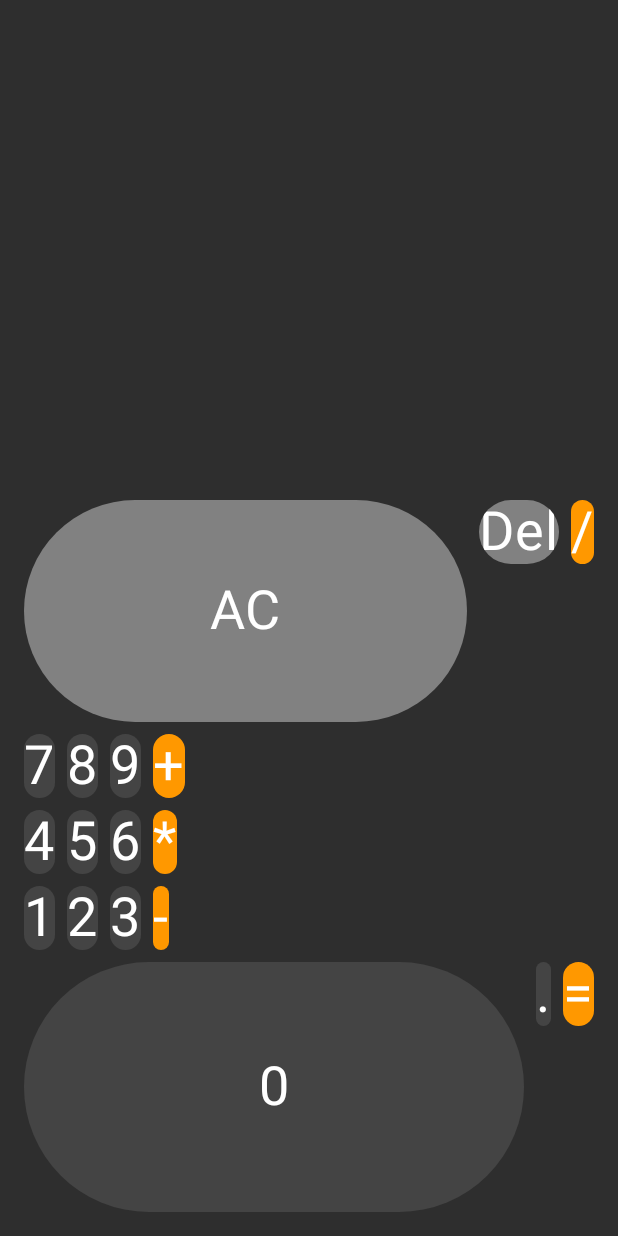
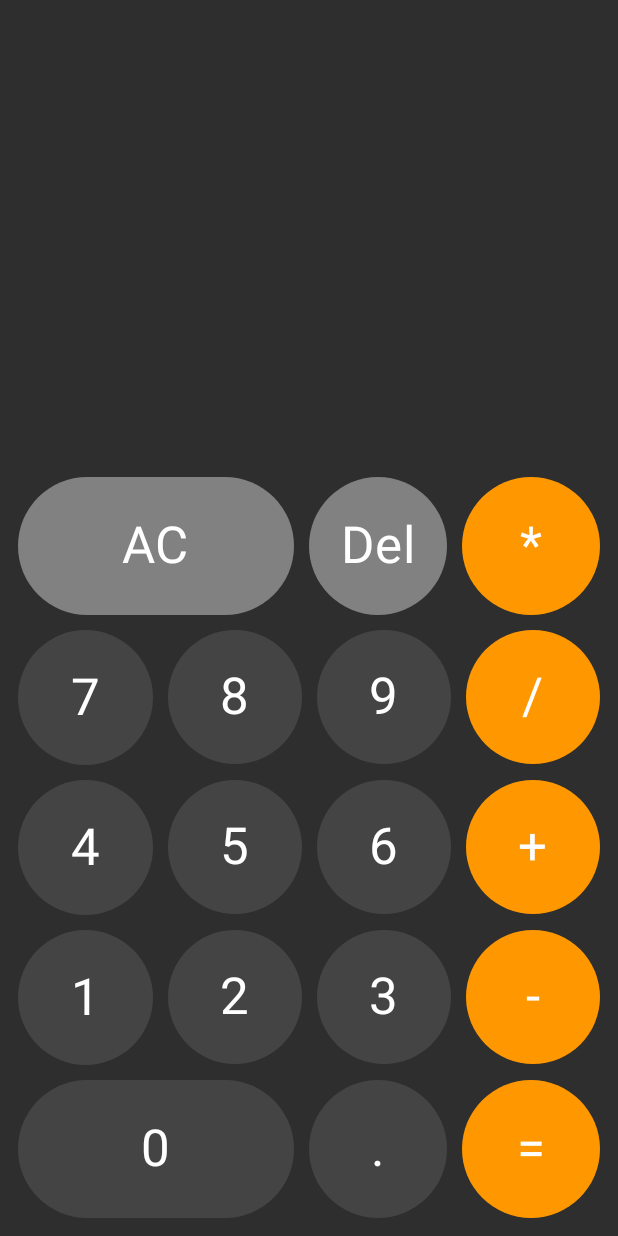
Before and after one commit to Homo-Samiens/Calculator, an Android app built with Jetpack Compose: the screen it shows after launch (MainActivity), on a phone screen of 412 x 824 dp. Run offline under Robolectric (Android 15) with nearby library versions, the phone set to English and light mode, and no system bars.

Commit message:
Ui Corrected, Button Spacing Added!

```diff
--- a/app/src/main/java/com/example/calculator/Calculator.kt
+++ b/app/src/main/java/com/example/calculator/Calculator.kt
@@ -4,10 +4,14 @@ import androidx.compose.foundation.background
 import androidx.compose.foundation.layout.Arrangement
 import androidx.compose.foundation.layout.Box
 import androidx.compose.foundation.layout.Column
+import androidx.compose.foundation.layout.IntrinsicSize
 import androidx.compose.foundation.layout.Row
+import androidx.compose.foundation.layout.Spacer
 import androidx.compose.foundation.layout.aspectRatio
+import androidx.compose.foundation.layout.fillMaxSize
 import androidx.compose.foundation.layout.fillMaxWidth
 import androidx.compose.foundation.layout.padding
+import androidx.compose.foundation.layout.width
 import androidx.compose.material3.Text
 import androidx.compose.runtime.Composable
 import androidx.compose.ui.Alignment
@@ -25,7 +29,7 @@ import com.example.calculator.ui.theme.Orange
 fun Calculator(
     state: CalculatorState,
     modifier: Modifier = Modifier,
-    buttonSpacing: Dp = 8.dp,
+    buttonSpacing: Dp = 12.dp,
     onAction: (CalculatorAction) -> Unit //onAction is the Parameter which receives a callback function. Unit is the return type.
 ) {
     Box(modifier = modifier) {
@@ -33,7 +37,7 @@ fun Calculator(
         Column(
             modifier = Modifier
                 .fillMaxWidth()
-                .align(Alignment.BottomEnd),
+                .align(Alignment.BottomCenter),
             verticalArrangement = Arrangement.spacedBy(buttonSpacing)
         ) {
             Text(
@@ -41,11 +45,11 @@ fun Calculator(
                 textAlign = TextAlign.End,
                 modifier = Modifier
                     .fillMaxWidth()
-                    .padding(vertical = 32.dp),
+                    .padding(vertical = 80.dp),
                 fontWeight = FontWeight.Light,
-                fontSize = 80.sp,
+                fontSize = 60.sp,
                 color = Color.White,
-                maxLines = 2
+                maxLines = 4
             )
 
             Row(
@@ -67,20 +71,71 @@ fun Calculator(
                 CalculatorButton(
                     symbol = "Del",
                     modifier = Modifier
-                        .background(LightGray),
-//                        .aspectRatio(2f)
-//                        .weight(2f),
+                        .background(LightGray)
+                        .aspectRatio(1f)
+                        .weight(1f),
                     onClick = {
                         onAction(CalculatorAction.Delete)
                     }
                 )
 
                 CalculatorButton(
+                    symbol = "*",
+                    modifier = Modifier
+                        .background(Orange)
+                        .aspectRatio(1f)
+                        .weight(1f),
+                    onClick = {
+                        onAction(CalculatorAction.Operation(CalculatorOperation.Multiply))
+                    }
+                )
+
+            }
+
+            Row(
+                modifier = Modifier.fillMaxWidth(),
+                horizontalArrangement = Arrangement.spacedBy(buttonSpacing)
+            ) {
+
+                CalculatorButton(
+                    symbol = "7",
+                    modifier = Modifier
+                        .background(Color.DarkGray)
+                        .aspectRatio(1f)
+                        .weight(2f),
+                    onClick = {
+                        onAction(CalculatorAction.Number(7))
+                    }
+                )
+
+                CalculatorButton(
+                    symbol = "8",
+                    modifier = Modifier
+                        .background(Color.DarkGray)
+                        .aspectRatio(1f)
+                        .weight(2f),
+                    onClick = {
+                        onAction(CalculatorAction.Number(8))
+                    }
+                )
+
+                CalculatorButton(
+                    symbol = "9",
+                    modifier = Modifier
+                        .background(Color.DarkGray)
+                        .aspectRatio(1f)
+                        .weight(2f),
+                    onClick = {
+                        onAction(CalculatorAction.Number(9))
+                    }
+                )
+
+                CalculatorButton(
                     symbol = "/",
                     modifier = Modifier
-                        .background(Orange),
-//                        .aspectRatio(2f)
-//                        .weight(2f),
+                        .background(Orange)
+                        .aspectRatio(1f)
+                        .weight(2f),
                     onClick = {
                         onAction(CalculatorAction.Operation(CalculatorOperation.Divide))
                     }
@@ -94,44 +149,44 @@ fun Calculator(
             ) {
 
                 CalculatorButton(
-                    symbol = "7",
+                    symbol = "4",
                     modifier = Modifier
-                        .background(Color.DarkGray),
-//                        .aspectRatio(2f)
-//                        .weight(2f),
+                        .background(Color.DarkGray)
+                        .aspectRatio(1f)
+                        .weight(2f),
                     onClick = {
-                        onAction(CalculatorAction.Number(7))
+                        onAction(CalculatorAction.Number(4))
                     }
                 )
 
                 CalculatorButton(
-                    symbol = "8",
+                    symbol = "5",
                     modifier = Modifier
-                        .background(Color.DarkGray),
-//                        .aspectRatio(2f)
-//                        .weight(2f),
+                        .background(Color.DarkGray)
+                        .aspectRatio(1f)
+                        .weight(2f),
+                    onClick = {
+                        onAction(CalculatorAction.Number(5))
+                    }
+                )
+
+                CalculatorButton(
+                    symbol = "6",
+                    modifier = Modifier
+                        .background(Color.DarkGray)
+                        .aspectRatio(1f)
+                        .weight(2f),
                     onClick = {
                         onAction(CalculatorAction.Number(6))
                     }
                 )
 
                 CalculatorButton(
-                    symbol = "9",
-                    modifier = Modifier
-                        .background(Color.DarkGray),
-//                        .aspectRatio(2f)
-//                        .weight(2f),
-                    onClick = {
-                        onAction(CalculatorAction.Number(5))
-                    }
-                )
-
-                CalculatorButton(
                     symbol = "+",
                     modifier = Modifier
-                        .background(Orange),
-//                        .aspectRatio(2f)
-//                        .weight(2f),
+                        .background(Orange)
+                        .aspectRatio(1f)
+                        .weight(2f),
                     onClick = {
                         onAction(CalculatorAction.Operation(CalculatorOperation.Add))
                     }
@@ -145,62 +200,11 @@ fun Calculator(
             ) {
 
                 CalculatorButton(
-                    symbol = "4",
-                    modifier = Modifier
-                        .background(Color.DarkGray),
-//                        .aspectRatio(2f)
-//                        .weight(2f),
-                    onClick = {
-                        onAction(CalculatorAction.Number(4))
-                    }
-                )
-
-                CalculatorButton(
-                    symbol = "5",
-                    modifier = Modifier
-                        .background(Color.DarkGray),
-//                        .aspectRatio(2f)
-//                        .weight(2f),
-                    onClick = {
-                        onAction(CalculatorAction.Number(5))
-                    }
-                )
-
-                CalculatorButton(
-                    symbol = "6",
-                    modifier = Modifier
-                        .background(Color.DarkGray),
-//                        .aspectRatio(2f)
-//                        .weight(2f),
-                    onClick = {
-                        onAction(CalculatorAction.Number(6))
-                    }
-                )
-
-                CalculatorButton(
-                    symbol = "*",
-                    modifier = Modifier
-                        .background(Orange),
-//                        .aspectRatio(2f)
-//                        .weight(2f),
-                    onClick = {
-                        onAction(CalculatorAction.Operation(CalculatorOperation.Multiply))
-                    }
-                )
-
-            }
-
-            Row(
-                modifier = Modifier.fillMaxWidth(),
-                horizontalArrangement = Arrangement.spacedBy(buttonSpacing)
-            ) {
-
-                CalculatorButton(
                     symbol = "1",
                     modifier = Modifier
-                        .background(Color.DarkGray),
-//                        .aspectRatio(2f)
-//                        .weight(2f),
+                        .background(Color.DarkGray)
+                        .aspectRatio(1f)
+                        .weight(2f),
                     onClick = {
                         onAction(CalculatorAction.Number(1))
                     }
@@ -209,9 +213,9 @@ fun Calculator(
                 CalculatorButton(
                     symbol = "2",
                     modifier = Modifier
-                        .background(Color.DarkGray),
-//                        .aspectRatio(2f)
-//                        .weight(2f),
+                        .background(Color.DarkGray)
+                        .aspectRatio(1f)
+                        .weight(2f),
                     onClick = {
                         onAction(CalculatorAction.Number(2))
                     }
@@ -220,9 +224,9 @@ fun Calculator(
                 CalculatorButton(
                     symbol = "3",
                     modifier = Modifier
-                        .background(Color.DarkGray),
-//                        .aspectRatio(2f)
-//                        .weight(2f),
+                        .background(Color.DarkGray)
+                        .aspectRatio(1f)
+                        .weight(2f),
                     onClick = {
                         onAction(CalculatorAction.Number(3))
                     }
@@ -231,9 +235,9 @@ fun Calculator(
                 CalculatorButton(
                     symbol = "-",
                     modifier = Modifier
-                        .background(Orange),
-//                        .aspectRatio(2f)
-//                        .weight(2f),
+                        .background(Orange)
+                        .aspectRatio(1f)
+                        .weight(2f),
                     onClick = {
                         onAction(CalculatorAction.Operation(CalculatorOperation.Subtract))
                     }
@@ -260,9 +264,9 @@ fun Calculator(
                 CalculatorButton(
                     symbol = ".",
                     modifier = Modifier
-                        .background(Color.DarkGray),
-//                        .aspectRatio(2f)
-//                        .weight(2f),
+                        .background(Color.DarkGray)
+                        .aspectRatio(1f)
+                        .weight(1f),
                     onClick = {
                         onAction(CalculatorAction.Decimal)
                     }
@@ -271,9 +275,9 @@ fun Calculator(
                 CalculatorButton(
                     symbol = "=",
                     modifier = Modifier
-                        .background(Orange),
-//                        .aspectRatio(2f)
-//                        .weight(2f),
+                        .background(Orange)
+                        .aspectRatio(1f)
+                        .weight(1f),
                     onClick = {
                         onAction(CalculatorAction.Calculate)
                     }
--- a/app/src/main/java/com/example/calculator/CalculatorButton.kt
+++ b/app/src/main/java/com/example/calculator/CalculatorButton.kt
@@ -3,6 +3,7 @@ package com.example.calculator // Why did we make a separate kotlin file for But
 import androidx.compose.foundation.clickable
 import androidx.compose.foundation.layout.Box
 import androidx.compose.foundation.shape.CircleShape
+import androidx.compose.foundation.shape.RoundedCornerShape
 import androidx.compose.material3.Text
 import androidx.compose.runtime.Composable
 import androidx.compose.ui.Alignment
@@ -26,7 +27,7 @@ fun CalculatorButton(
     ) {
         Text(
             text = symbol,
-            fontSize = 36.sp,
+            fontSize = 34.sp,
             color = Color.White
         )
 
--- a/app/src/main/java/com/example/calculator/CalculatorViewModel.kt
+++ b/app/src/main/java/com/example/calculator/CalculatorViewModel.kt
@@ -68,7 +68,7 @@ class CalculatorViewModel: ViewModel() {
                 null -> return
             }
             state = state.copy(
-                number1 = result.toString().take(15),
+                number1 = result.toString().take(8),
                 number2 = "",
                 operation = null
             )
@@ -77,6 +77,7 @@ class CalculatorViewModel: ViewModel() {
     }
 
     private fun enterNumber(number: Int) {
+
         if(state.operation == null){
             if(state.number1.length >= MAX_NUM_LENGTH){
                 return
@@ -95,7 +96,7 @@ class CalculatorViewModel: ViewModel() {
     }
 
     companion object{
-        private const val MAX_NUM_LENGTH = 8
+        private const val MAX_NUM_LENGTH = 12
     }
 
 }
--- a/app/src/main/java/com/example/calculator/MainActivity.kt
+++ b/app/src/main/java/com/example/calculator/MainActivity.kt
@@ -19,7 +19,7 @@ class MainActivity : ComponentActivity() {
             CalculatorTheme {
                 val viewModel = viewModel<CalculatorViewModel>()
                 val state = viewModel.state
-                val buttonSpacing = 8.dp
+                val buttonSpacing = 10.dp
                 Calculator(
                     state = state,
                     onAction = viewModel::onAction,
@@ -27,7 +27,7 @@ class MainActivity : ComponentActivity() {
                     modifier = Modifier
                         .fillMaxSize()
                         .background(MediumGray)
-                        .padding(16.dp)
+                        .padding(12.dp)
                     )
             }
         }
```
Also changed, not shown: 3 other files.
